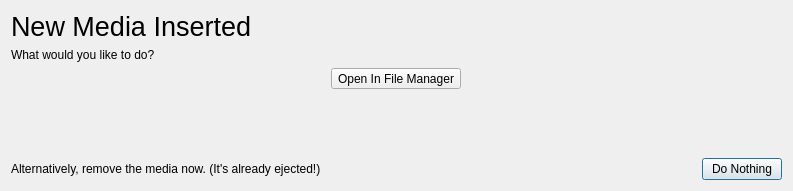
First picture: the form in newmedia.ui, repository vicr123/theshell, before the edit.
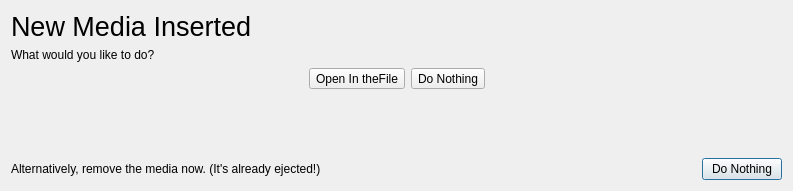
Second picture: the form after the edit. Icons and pictures are not drawn.

```diff
--- a/newmedia.ui
+++ b/newmedia.ui
@@ -35,10 +35,23 @@
    </item>
    <item>
     <layout class="QHBoxLayout" name="horizontalLayout">
+     <item>
+      <spacer name="horizontalSpacer_2">
+       <property name="orientation">
+        <enum>Qt::Horizontal</enum>
+       </property>
+       <property name="sizeHint" stdset="0">
+        <size>
+         <width>40</width>
+         <height>20</height>
+        </size>
+       </property>
+      </spacer>
+     </item>
      <item>
       <widget class="QToolButton" name="openFiles">
        <property name="text">
-        <string>Open In File Manager</string>
+        <string>Open In theFile</string>
        </property>
        <property name="icon">
         <iconset theme="system-file-manager"/>
@@ -54,6 +67,38 @@
        </property>
       </widget>
      </item>
+     <item>
+      <widget class="QToolButton" name="doNothingOptionToolButton">
+       <property name="text">
+        <string>Do Nothing</string>
+       </property>
+       <property name="icon">
+        <iconset theme="dialog-cancel"/>
+       </property>
+       <property name="iconSize">
+        <size>
+         <width>48</width>
+         <height>48</height>
+        </size>
+       </property>
+       <property name="toolButtonStyle">
+        <enum>Qt::ToolButtonTextUnderIcon</enum>
+       </property>
+      </widget>
+     </item>
+     <item>
+      <spacer name="horizontalSpacer_3">
+       <property name="orientation">
+        <enum>Qt::Horizontal</enum>
+       </property>
+       <property name="sizeHint" stdset="0">
+        <size>
+         <width>40</width>
+         <height>20</height>
+        </size>
+       </property>
+      </spacer>
+     </item>
     </layout>
    </item>
    <item>
```
